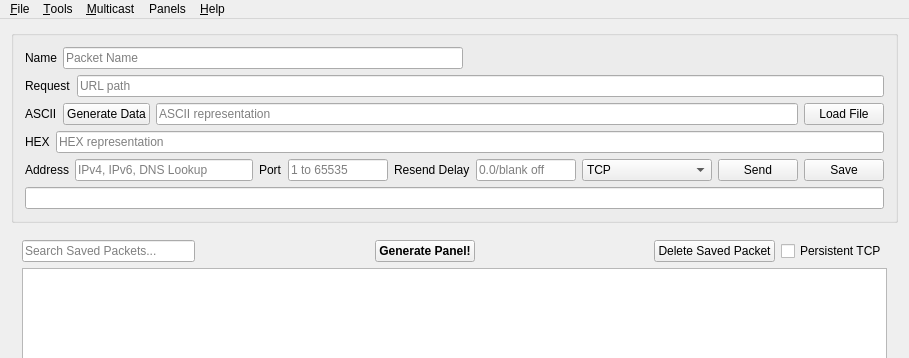
This is src/mainwindow.ui in dannagle/PacketSender as Qt 5 draws it before an edit; both pictures show x 0 to 909 and y 0 to 358 of the 909 by 746 pixel window. The edited form follows.
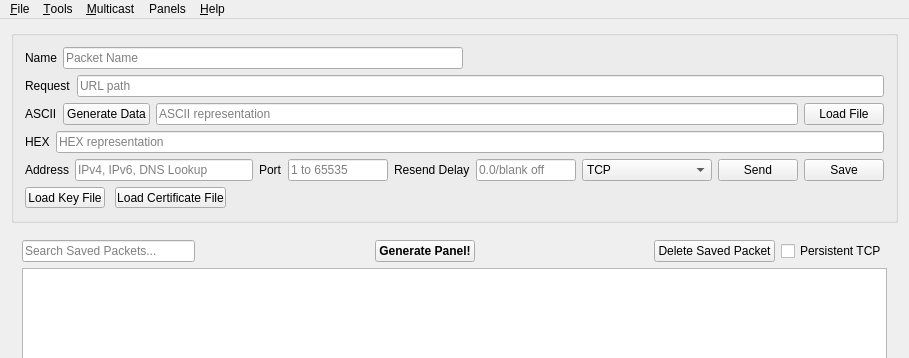
This is the edited form. Icons and pictures are not drawn.

Commit message: add the option to add key and cert

Patch:
```diff
--- a/src/mainwindow.ui
+++ b/src/mainwindow.ui
@@ -314,7 +314,51 @@
         </layout>
        </item>
        <item>
-        <widget class="QLineEdit" name="pathToKeyLineEdit"/>
+        <widget class="QWidget" name="widget" native="true">
+         <property name="enabled">
+          <bool>true</bool>
+         </property>
+         <property name="sizePolicy">
+          <sizepolicy hsizetype="Expanding" vsizetype="Expanding">
+           <horstretch>0</horstretch>
+           <verstretch>0</verstretch>
+          </sizepolicy>
+         </property>
+         <property name="maximumSize">
+          <size>
+           <width>16777215</width>
+           <height>16777215</height>
+          </size>
+         </property>
+         <widget class="QPushButton" name="loadCertButton">
+          <property name="geometry">
+           <rect>
+            <x>90</x>
+            <y>0</y>
+            <width>111</width>
+            <height>21</height>
+           </rect>
+          </property>
+          <property name="text">
+           <string>Load Certificate File</string>
+          </property>
+         </widget>
+         <widget class="QPushButton" name="loadKeyButton">
+          <property name="geometry">
+           <rect>
+            <x>0</x>
+            <y>0</y>
+            <width>80</width>
+            <height>21</height>
+           </rect>
+          </property>
+          <property name="text">
+           <string>Load Key File</string>
+          </property>
+         </widget>
+         <zorder>loadKeyButton</zorder>
+         <zorder>loadCertButton</zorder>
+        </widget>
        </item>
       </layout>
      </widget>
```
Left out of the diff: 2 changed lines with no effect on the pictures. The commit also changes 4 other files.
